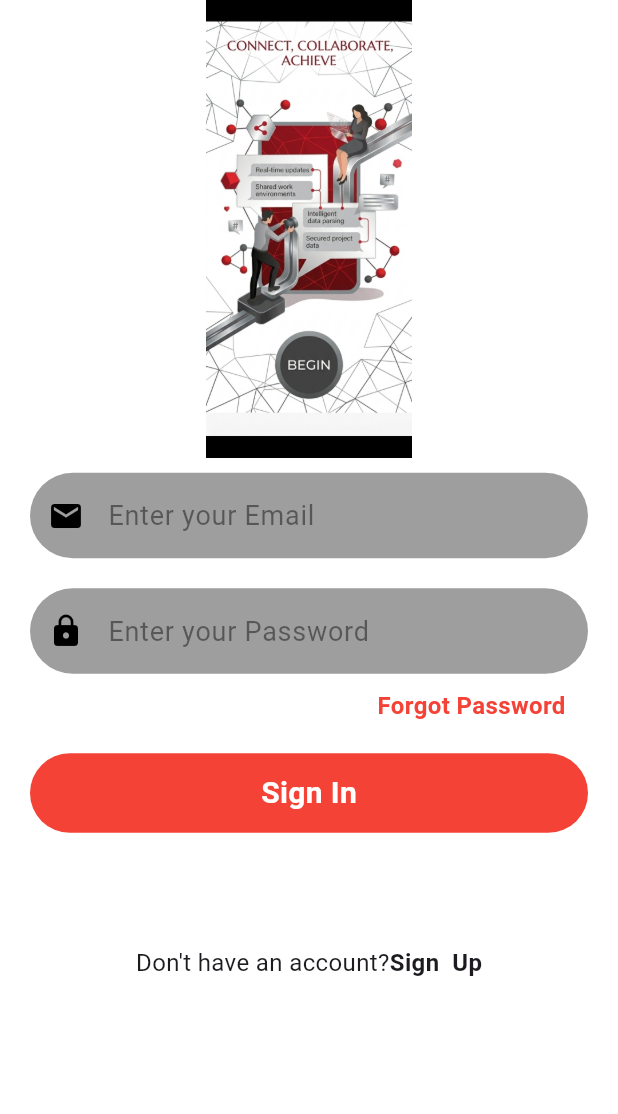
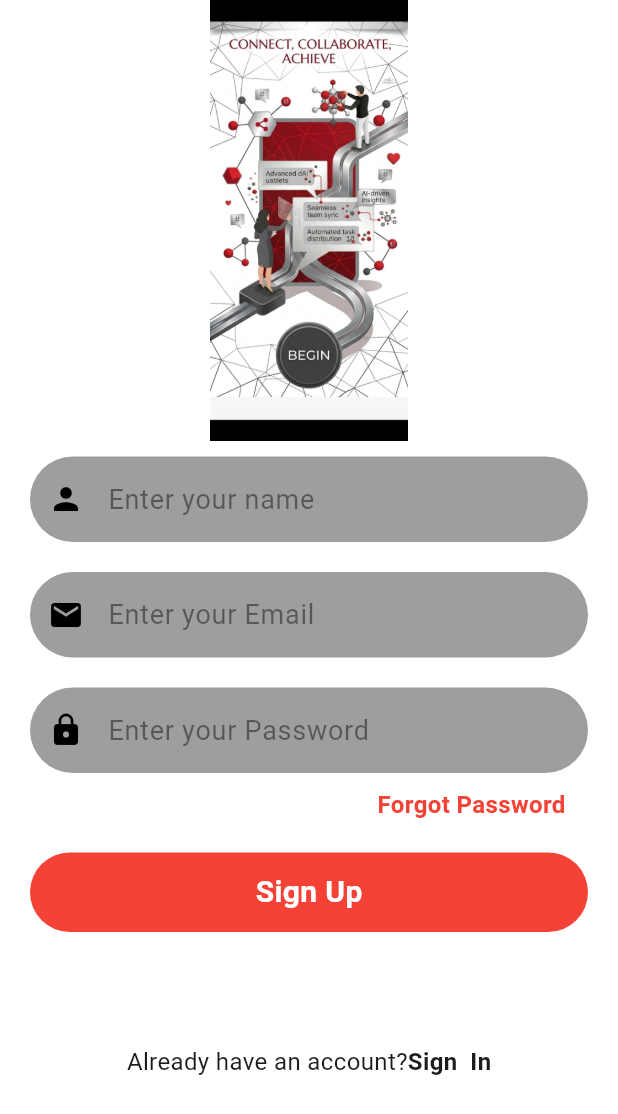
Before and after one commit to ChiPre01/yokedin_cf_1, a Flutter app: the screen it shows after launch, after a tap on an icon or button, on a phone screen of 412 x 824 dp. Shown: the top 1114 px of the screen. Run offline on Flutter 3.47's test engine with Material 3 defaults, Android fonts, the phone set to English and light mode, and no system bars; our stand-ins replace cloud_firestore, firebase_auth, firebase_core; accounts and stored records are empty.

Commit message:
Initial commit

```diff
--- a/lib/auth/login_screen.dart
+++ b/lib/auth/login_screen.dart
@@ -1,5 +1,10 @@
 import 'package:flutter/material.dart';
+import 'package:yoked_in/auth/authentication.dart';
+import 'package:yoked_in/auth/forgot_password.dart';
+import 'package:yoked_in/auth/sign_up.dart';
+import 'package:yoked_in/screens/homescreen.dart';
 import 'package:yoked_in/widgets/button.dart';
+import 'package:yoked_in/widgets/snack_bar.dart';
 import 'package:yoked_in/widgets/text_field.dart';
 
 class LoginScreen extends StatefulWidget {
@@ -13,6 +18,40 @@ class _SignupScreenState extends State<LoginScreen> {
   // for controller
   final TextEditingController emailController = TextEditingController();
   final TextEditingController passwordController = TextEditingController();
+  bool isLoading = false;
+
+   @override
+  void dispose(){
+    super.dispose();
+    emailController.dispose();
+    passwordController.dispose();
+  }
+
+  void loginUser() async {
+    String res = await AuthServices().loginUser(
+      email: emailController.text,
+      password: passwordController.text,
+    );
+    //if sign in is a success, user has been created, navigate to next screen
+    // otherwise show the error message
+    if (res == "success") {
+      setState(() {
+        isLoading = true;
+      });
+      //navigate to the next screen
+      Navigator.of(context).pushReplacement(
+        MaterialPageRoute(
+          builder: ((context) => HomeScreen()),
+        ),
+      );
+    } else{
+      setState(() {
+        isLoading = false;
+      });
+      //show the error message
+      showSnackBar(context, res);
+    }
+  }
 
   @override
   Widget build(BuildContext context) {
@@ -36,24 +75,15 @@ class _SignupScreenState extends State<LoginScreen> {
                 icon: Icons.email,
               ),
               TextFieldInput(
+                isPass: true,
                 textEditingController: passwordController,
                 hintText: "Enter your Password",
                 icon: Icons.lock,
               ),
-                Padding(
-                  padding: const EdgeInsets.symmetric(horizontal: 35),
-                  child: Align(
-                    alignment: Alignment.centerRight,
-                    child: Text(
-                      "Forgot Password",
-                      style: TextStyle(
-                          fontWeight: FontWeight.bold,
-                          fontSize: 16,
-                          color: Colors.red),
-                    ),
-                  ),
-                ),
-                MyButton(onTab: () {}, text: "Sign In"),
+              MyButton(onTab: loginUser, text: "Sign In"),
+
+              // we call our forgot password below the log in button
+              ForgotPassword(),
               SizedBox(height: height / 15),
               Row(
                 mainAxisAlignment: MainAxisAlignment.center,
@@ -61,11 +91,16 @@ class _SignupScreenState extends State<LoginScreen> {
                   Text("Don't have an account?",
                       style: TextStyle(fontSize: 16)),
                   GestureDetector(
-                      onTap: () {},
+                    onTap: () {
+                      Navigator.push(
+                        context,
+                        MaterialPageRoute(builder: (context) => const SignUpScreen()),
+                      );
+                    },
                     child: Text(
                       "Sign  Up",
-                        style: TextStyle(
-                            fontWeight: FontWeight.bold, fontSize: 16),
+                      style:
+                          TextStyle(fontWeight: FontWeight.bold, fontSize: 16),
                     ),
                   )
                 ],
@@ -73,6 +108,7 @@ class _SignupScreenState extends State<LoginScreen> {
             ],
           ),
         ),
-        ));
+      ),
+    );
   }
 }
--- a/lib/auth/sign_up.dart
+++ b/lib/auth/sign_up.dart
@@ -0,0 +1,132 @@
+import 'package:flutter/material.dart';
+import 'package:yoked_in/auth/authentication.dart';
+import 'package:yoked_in/auth/login_screen.dart';
+import 'package:yoked_in/screens/homescreen.dart';
+import 'package:yoked_in/widgets/button.dart';
+import 'package:yoked_in/widgets/snack_bar.dart';
+import 'package:yoked_in/widgets/text_field.dart';
+
+class SignUpScreen extends StatefulWidget {
+  const SignUpScreen({super.key});
+
+  @override
+  State<SignUpScreen> createState() => _SignUpScreenState();
+}
+
+class _SignUpScreenState extends State<SignUpScreen> {
+  // for controller
+  final TextEditingController emailController = TextEditingController();
+  final TextEditingController passwordController = TextEditingController();
+  final TextEditingController nameController = TextEditingController();
+  bool isLoading = false;
+
+  @override
+  void dispose(){
+    super.dispose();
+    emailController.dispose();
+    passwordController.dispose();
+    nameController.dispose();
+  }
+
+  void signUpUser() async {
+    String res = await AuthServices().signUpUser(
+      email: emailController.text,
+      password: passwordController.text,
+      name: nameController.text,
+    );
+    //if sign up is a success, user has been created, navigate to next screen
+    // otherwise show the error message
+    if (res == "success") {
+      setState(() {
+        isLoading = true;
+      });
+      //navigate to the next screen
+      Navigator.of(context).pushReplacement(
+        MaterialPageRoute(
+          builder: ((context) => HomeScreen()),
+        ),
+      );
+    } else{
+      setState(() {
+        isLoading = false;
+      });
+      //show the error message
+      showSnackBar(context, res);
+    }
+  }
+
+  @override
+  Widget build(BuildContext context) {
+    double height = MediaQuery.of(context).size.height;
+    return Scaffold(
+      backgroundColor: Colors.white,
+      body: SafeArea(
+        child: SizedBox(
+          child: Column(
+            crossAxisAlignment: CrossAxisAlignment.center,
+            children: [
+              SizedBox(
+                width: double.infinity,
+                height: height / 2.8,
+                child: Image.asset("images/yokedinB2.jpg"),
+              ),
+              // we have a multiple textform field in our code, that's why we have create a common textfield
+              TextFieldInput(
+                textEditingController: nameController,
+                hintText: "Enter your name",
+                icon: Icons.person,
+              ),
+              TextFieldInput(
+                textEditingController: emailController,
+                hintText: "Enter your Email",
+                icon: Icons.email,
+              ),
+              TextFieldInput(
+                textEditingController: passwordController,
+                hintText: "Enter your Password",
+                isPass : true,
+                icon: Icons.lock,
+              ),
+              Padding(
+                padding: const EdgeInsets.symmetric(horizontal: 35),
+                child: Align(
+                  alignment: Alignment.centerRight,
+                  child: Text(
+                    "Forgot Password",
+                    style: TextStyle(
+                        fontWeight: FontWeight.bold,
+                        fontSize: 16,
+                        color: Colors.red),
+                  ),
+                ),
+              ),
+              MyButton(onTab: signUpUser, text: "Sign Up"),
+              SizedBox(height: height / 15),
+              Row(
+                mainAxisAlignment: MainAxisAlignment.center,
+                children: [
+                  Text("Already have an account?",
+                      style: TextStyle(fontSize: 16)),
+                  GestureDetector(
+                    onTap: () {
+                      Navigator.push(
+                        context,
+                        MaterialPageRoute(
+                            builder: (context) => const LoginScreen()),
+                      );
+                    },
+                    child: Text(
+                      "Sign  In",
+                      style:
+                          TextStyle(fontWeight: FontWeight.bold, fontSize: 16),
+                    ),
+                  )
+                ],
+              )
+            ],
+          ),
+        ),
+      ),
+    );
+  }
+}
--- a/lib/main.dart
+++ b/lib/main.dart
@@ -1,12 +1,14 @@
+import 'package:firebase_auth/firebase_auth.dart';
 import 'package:flutter/material.dart';
 import 'package:firebase_core/firebase_core.dart';
 import 'package:yoked_in/auth/login_screen.dart';
 import 'package:yoked_in/firebase_options.dart';
+import 'package:yoked_in/screens/homescreen.dart';
 
 void main() async {
   WidgetsFlutterBinding.ensureInitialized();
   await Firebase.initializeApp(
-        options: DefaultFirebaseOptions.currentPlatform,
+    options: DefaultFirebaseOptions.currentPlatform,
   );
   runApp(const MyApp());
 }
@@ -17,9 +19,18 @@ class MyApp extends StatelessWidget {
   // This widget is the root of your application.
   @override
   Widget build(BuildContext context) {
-    return const MaterialApp(
+    return MaterialApp(
       debugShowCheckedModeBanner: false,
-      home: LoginScreen(),
+      home: StreamBuilder(
+        stream: FirebaseAuth.instance.authStateChanges(),
+        builder: (context, snapshot) {
+          if (snapshot.hasData) {
+            return HomeScreen();
+          } else {
+            return LoginScreen();
+          }
+        },
+      ),
     );
   }
 }
```
Also changed, not shown: lib/auth/authentication.dart (added, +63 -0 lines), lib/auth/forgot_password.dart (added, +119 -0 lines), lib/screens/homescreen.dart (added, +33 -0 lines), lib/widgets/snack_bar.dart (added, +9 -0 lines). Lines whose indentation alone changed are shown as unchanged.
